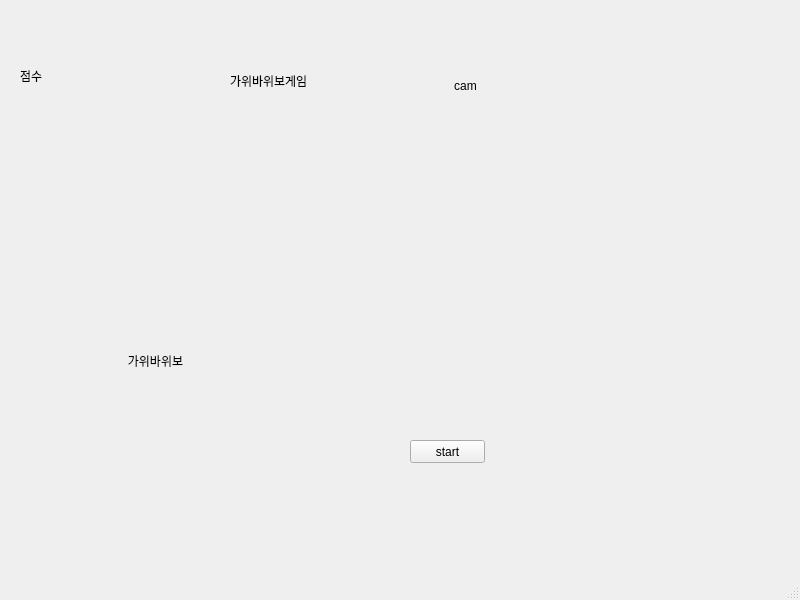
Old version of the form untitle.ui in the repository LeeTaeHoon97/teachable_machine_rps.
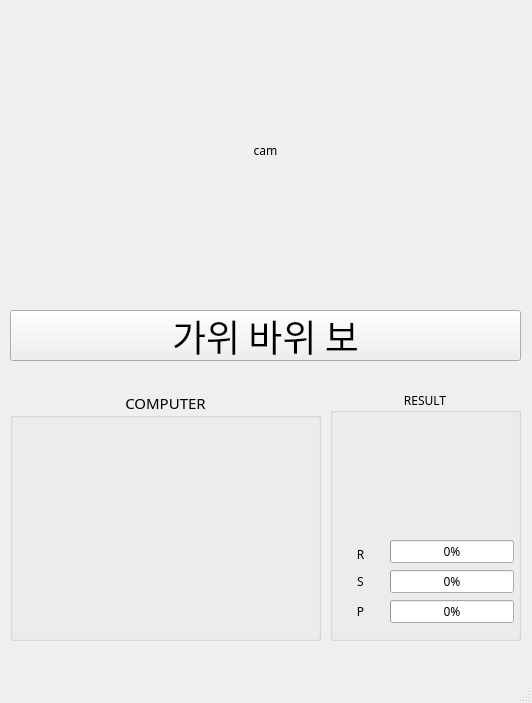
New version of the form. Icons and pictures are not drawn.

What changed in the file:
```diff
--- a/untitle.ui
+++ b/untitle.ui
@@ -6,76 +6,26 @@
    <rect>
     <x>0</x>
     <y>0</y>
-    <width>800</width>
-    <height>600</height>
+    <width>532</width>
+    <height>703</height>
    </rect>
   </property>
+  <property name="font">
+   <font>
+    <family>맑은 고딕</family>
+   </font>
+  </property>
   <property name="windowTitle">
    <string>MainWindow</string>
   </property>
   <widget class="QWidget" name="centralwidget">
-   <widget class="QLabel" name="score_label">
-    <property name="geometry">
-     <rect>
-      <x>20</x>
-      <y>70</y>
-      <width>56</width>
-      <height>12</height>
-     </rect>
-    </property>
-    <property name="text">
-     <string>점수</string>
-    </property>
-   </widget>
-   <widget class="QLabel" name="score">
-    <property name="geometry">
-     <rect>
-      <x>90</x>
-      <y>70</y>
-      <width>56</width>
-      <height>12</height>
-     </rect>
-    </property>
-    <property name="text">
-     <string/>
-    </property>
-   </widget>
-   <widget class="QLabel" name="title">
-    <property name="geometry">
-     <rect>
-      <x>230</x>
-      <y>50</y>
-      <width>101</width>
-      <height>61</height>
-     </rect>
-    </property>
-    <property name="text">
-     <string>가위바위보게임</string>
-    </property>
-   </widget>
-   <widget class="QLabel" name="center">
-    <property name="geometry">
-     <rect>
-      <x>20</x>
-      <y>200</y>
-      <width>271</width>
-      <height>321</height>
-     </rect>
-    </property>
-    <property name="text">
-     <string>가위바위보</string>
-    </property>
-    <property name="alignment">
-     <set>Qt::AlignCenter</set>
-    </property>
-   </widget>
    <widget class="QLabel" name="cam">
     <property name="geometry">
      <rect>
-      <x>390</x>
-      <y>20</y>
-      <width>151</width>
-      <height>131</height>
+      <x>10</x>
+      <y>10</y>
+      <width>511</width>
+      <height>281</height>
      </rect>
     </property>
     <property name="text">
@@ -88,16 +38,209 @@
    <widget class="QPushButton" name="btn">
     <property name="geometry">
      <rect>
-      <x>410</x>
-      <y>440</y>
-      <width>75</width>
-      <height>23</height>
+      <x>10</x>
+      <y>310</y>
+      <width>511</width>
+      <height>51</height>
      </rect>
     </property>
+    <property name="font">
+     <font>
+      <family>맑은 고딕</family>
+      <pointsize>28</pointsize>
+     </font>
+    </property>
     <property name="text">
-     <string>start</string>
+     <string>가위 바위 보</string>
     </property>
    </widget>
+   <widget class="QGroupBox" name="groupBox">
+    <property name="geometry">
+     <rect>
+      <x>10</x>
+      <y>390</y>
+      <width>311</width>
+      <height>251</height>
+     </rect>
+    </property>
+    <property name="font">
+     <font>
+      <family>굴림</family>
+      <pointsize>11</pointsize>
+     </font>
+    </property>
+    <property name="title">
+     <string>COMPUTER</string>
+    </property>
+    <property name="alignment">
+     <set>Qt::AlignCenter</set>
+    </property>
+    <widget class="QLabel" name="center">
+     <property name="geometry">
+      <rect>
+       <x>10</x>
+       <y>30</y>
+       <width>291</width>
+       <height>211</height>
+      </rect>
+     </property>
+     <property name="font">
+      <font>
+       <family>휴먼편지체</family>
+       <pointsize>22</pointsize>
+      </font>
+     </property>
+     <property name="text">
+      <string/>
+     </property>
+     <property name="pixmap">
+      <pixmap>:/q_mark/q_mark.png</pixmap>
+     </property>
+     <property name="scaledContents">
+      <bool>true</bool>
+     </property>
+     <property name="alignment">
+      <set>Qt::AlignCenter</set>
+     </property>
+    </widget>
+   </widget>
+   <widget class="QProgressBar" name="R_bar">
+    <property name="geometry">
+     <rect>
+      <x>390</x>
+      <y>540</y>
+      <width>124</width>
+      <height>23</height>
+     </rect>
+    </property>
+    <property name="value">
+     <number>0</number>
+    </property>
+   </widget>
+   <widget class="QProgressBar" name="S_bar">
+    <property name="geometry">
+     <rect>
+      <x>390</x>
+      <y>570</y>
+      <width>124</width>
+      <height>23</height>
+     </rect>
+    </property>
+    <property name="value">
+     <number>0</number>
+    </property>
+   </widget>
+   <widget class="QProgressBar" name="P_bar">
+    <property name="geometry">
+     <rect>
+      <x>390</x>
+      <y>600</y>
+      <width>124</width>
+      <height>23</height>
+     </rect>
+    </property>
+    <property name="value">
+     <number>0</number>
+    </property>
+   </widget>
+   <widget class="QGroupBox" name="groupBox_2">
+    <property name="geometry">
+     <rect>
+      <x>330</x>
+      <y>390</y>
+      <width>191</width>
+      <height>251</height>
+     </rect>
+    </property>
+    <property name="font">
+     <font>
+      <family>굴림</family>
+     </font>
+    </property>
+    <property name="title">
+     <string>RESULT</string>
+    </property>
+    <property name="alignment">
+     <set>Qt::AlignCenter</set>
+    </property>
+    <widget class="QLabel" name="score">
+     <property name="geometry">
+      <rect>
+       <x>10</x>
+       <y>30</y>
+       <width>171</width>
+       <height>91</height>
+      </rect>
+     </property>
+     <property name="font">
+      <font>
+       <family>맑은 고딕</family>
+       <pointsize>36</pointsize>
+      </font>
+     </property>
+     <property name="text">
+      <string/>
+     </property>
+     <property name="alignment">
+      <set>Qt::AlignCenter</set>
+     </property>
+    </widget>
+    <widget class="QLabel" name="label">
+     <property name="geometry">
+      <rect>
+       <x>10</x>
+       <y>155</y>
+       <width>41</width>
+       <height>18</height>
+      </rect>
+     </property>
+     <property name="text">
+      <string>R</string>
+     </property>
+     <property name="alignment">
+      <set>Qt::AlignCenter</set>
+     </property>
+    </widget>
+    <widget class="QLabel" name="label_2">
+     <property name="geometry">
+      <rect>
+       <x>10</x>
+       <y>182</y>
+       <width>41</width>
+       <height>18</height>
+      </rect>
+     </property>
+     <property name="text">
+      <string>S</string>
+     </property>
+     <property name="alignment">
+      <set>Qt::AlignCenter</set>
+     </property>
+    </widget>
+    <widget class="QLabel" name="label_3">
+     <property name="geometry">
+      <rect>
+       <x>10</x>
+       <y>212</y>
+       <width>41</width>
+       <height>18</height>
+      </rect>
+     </property>
+     <property name="text">
+      <string>P</string>
+     </property>
+     <property name="alignment">
+      <set>Qt::AlignCenter</set>
+     </property>
+    </widget>
+   </widget>
+   <zorder>groupBox_2</zorder>
+   <zorder>groupBox</zorder>
+   <zorder>cam</zorder>
+   <zorder>btn</zorder>
+   <zorder>R_bar</zorder>
+   <zorder>S_bar</zorder>
+   <zorder>P_bar</zorder>
   </widget>
   <widget class="QMenuBar" name="menubar">
    <property name="geometry">
```
Left out of the diff: 7 changed lines with no effect on the pictures.
